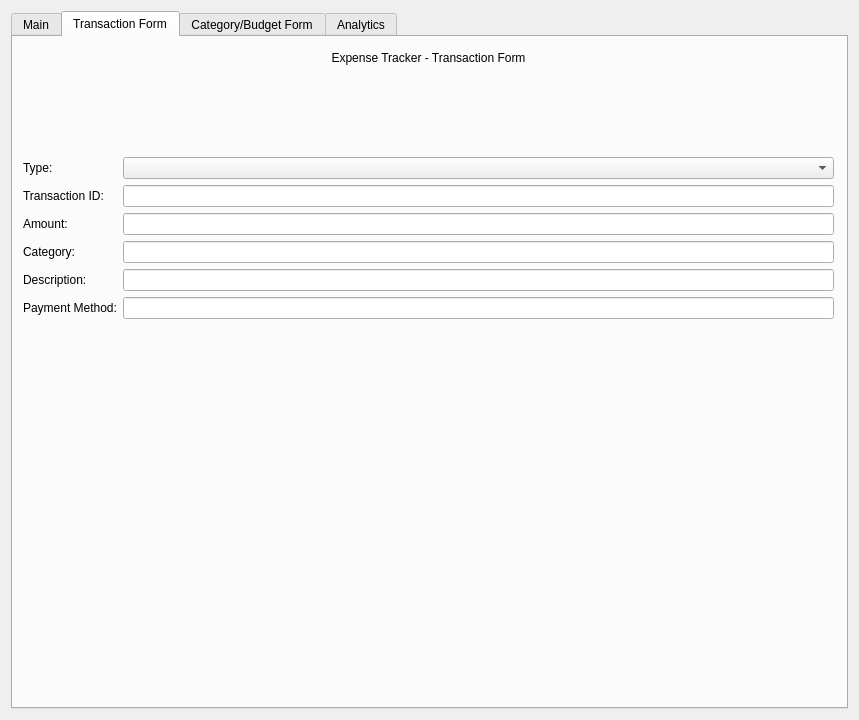
First picture: the form in src/GUI.ui, repository LeoPaquette/ExpenseTracker, before the edit.
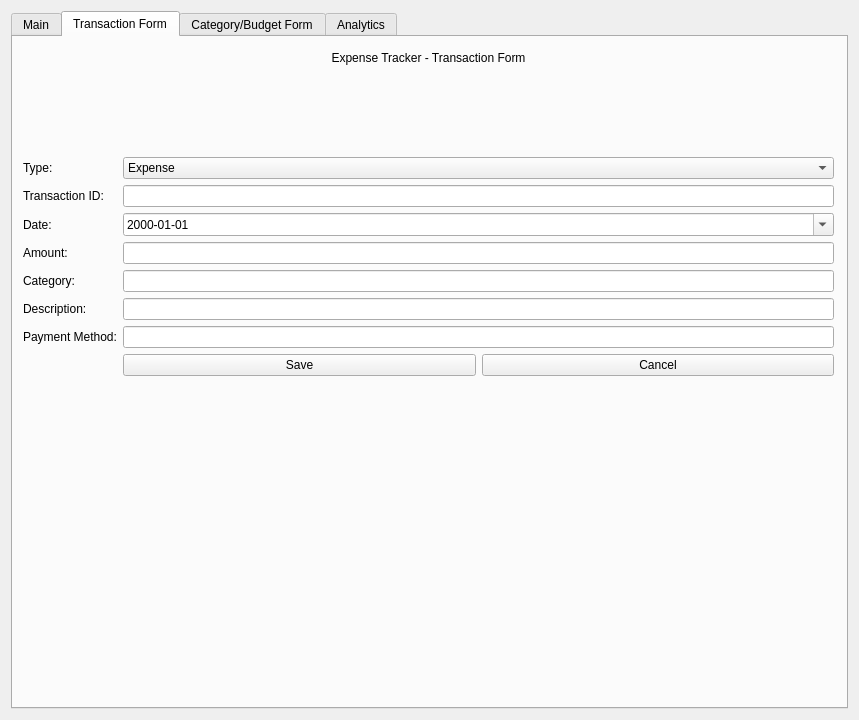
Second picture: the form after the edit.

Commit message: feat: added tab navigation and transaction type switching to gui

```diff
--- a/src/GUI.ui
+++ b/src/GUI.ui
@@ -149,7 +149,18 @@
          </widget>
         </item>
         <item row="0" column="1">
-         <widget class="QComboBox" name="comboType"/>
+         <widget class="QComboBox" name="comboType">
+          <item>
+           <property name="text">
+            <string>Expense</string>
+           </property>
+          </item>
+          <item>
+           <property name="text">
+            <string>Income</string>
+           </property>
+          </item>
+         </widget>
         </item>
         <item row="1" column="0">
          <widget class="QLabel" name="labelTransactionID">
@@ -162,45 +173,80 @@
          <widget class="QLineEdit" name="inputTransactionID"/>
         </item>
         <item row="2" column="0">
+         <widget class="QLabel" name="labelDate">
+          <property name="text">
+           <string>Date:</string>
+          </property>
+         </widget>
+        </item>
+        <item row="2" column="1">
+         <widget class="QDateEdit" name="inputDate">
+          <property name="calendarPopup">
+           <bool>true</bool>
+          </property>
+          <property name="displayFormat">
+           <string>yyyy-MM-dd</string>
+          </property>
+         </widget>
+        </item>
+        <item row="3" column="0">
          <widget class="QLabel" name="labelAmount">
           <property name="text">
            <string>Amount:</string>
           </property>
          </widget>
         </item>
-        <item row="2" column="1">
+        <item row="3" column="1">
          <widget class="QLineEdit" name="inputAmount"/>
         </item>
-        <item row="3" column="0">
+        <item row="4" column="0">
          <widget class="QLabel" name="labelCategory">
           <property name="text">
            <string>Category:</string>
           </property>
          </widget>
         </item>
-        <item row="3" column="1">
+        <item row="4" column="1">
          <widget class="QLineEdit" name="inputCategory"/>
         </item>
-        <item row="4" column="0">
+        <item row="5" column="0">
          <widget class="QLabel" name="labelDescription">
           <property name="text">
            <string>Description:</string>
           </property>
          </widget>
         </item>
-        <item row="4" column="1">
+        <item row="5" column="1">
          <widget class="QLineEdit" name="inputDescription"/>
         </item>
-        <item row="5" column="0">
+        <item row="6" column="0">
          <widget class="QLabel" name="labelExtra">
           <property name="text">
            <string>Payment Method:</string>
           </property>
          </widget>
         </item>
-        <item row="5" column="1">
+        <item row="6" column="1">
          <widget class="QLineEdit" name="inputExtra"/>
         </item>
+        <item row="7" column="1">
+         <layout class="QHBoxLayout" name="layoutFormButtons">
+          <item>
+           <widget class="QPushButton" name="btnSaveTransaction">
+            <property name="text">
+             <string>Save</string>
+            </property>
+           </widget>
+          </item>
+          <item>
+           <widget class="QPushButton" name="btnCancelTransaction">
+            <property name="text">
+             <string>Cancel</string>
+            </property>
+           </widget>
+          </item>
+         </layout>
+        </item>
        </layout>
       </widget>
       <widget class="QLabel" name="label_2">
```
Left out of the diff: 12 changed lines with no effect on the pictures.
